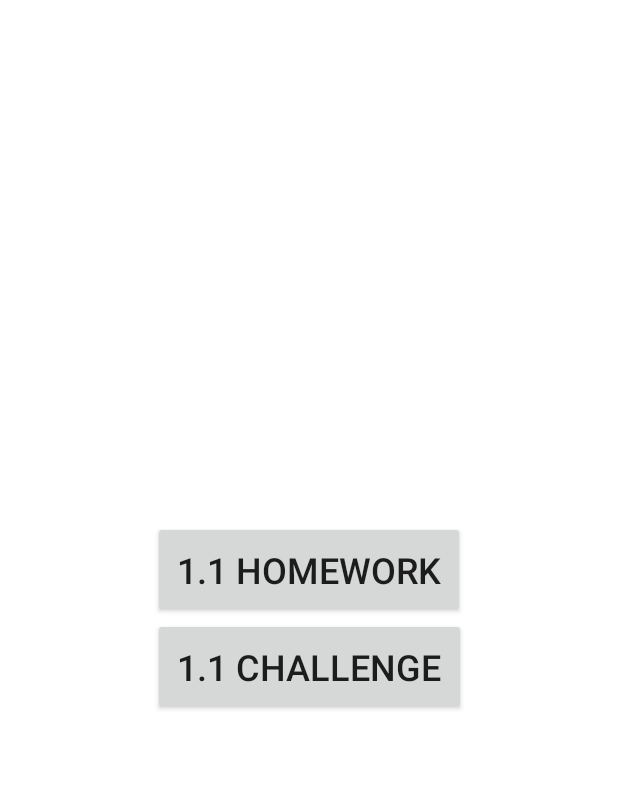
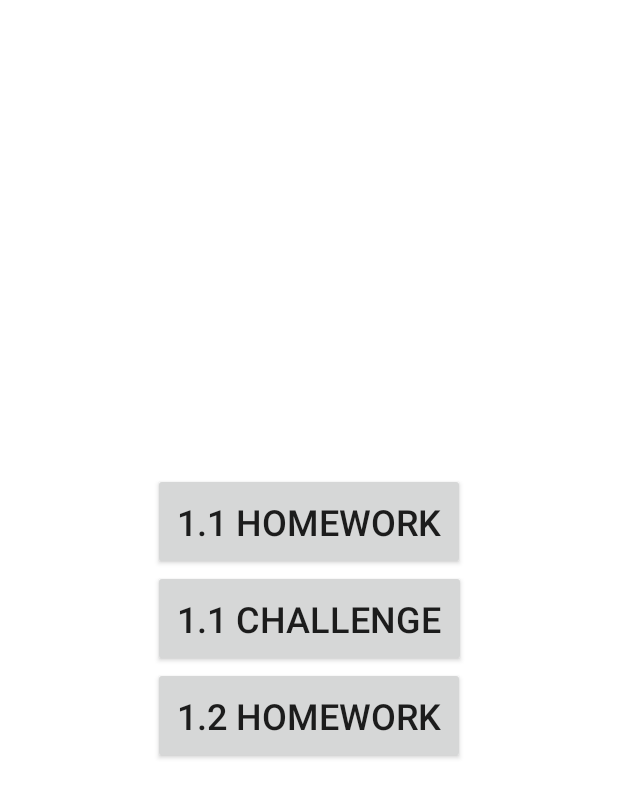
Before and after one commit to kggm0116/aston_intensiv_2, an Android app: the screen it shows after launch (LauncherActivity), on a phone screen of 412 x 824 dp. Shown: the top 798 px of the screen. Run offline under Robolectric (Android 15) with nearby library versions, the phone set to English and light mode, and no system bars.

Commit message:
Completed Task 1.2.

```diff
--- a/application/src/main/java/ru/kggm/launcher/LauncherActivity.kt
+++ b/application/src/main/java/ru/kggm/launcher/LauncherActivity.kt
@@ -6,6 +6,7 @@ import android.os.Bundle
 import ru.kggm.helloworld.HelloWorldActivity
 import ru.kggm.launcher.databinding.ActivityLauncherBinding
 import ru.kggm.happybirthday.HappyBirthdayActivity
+import ru.kggm.hellotoast.HelloToastActivity
 
 class LauncherActivity : AppCompatActivity() {
     private lateinit var binding: ActivityLauncherBinding
@@ -24,6 +25,9 @@ class LauncherActivity : AppCompatActivity() {
         binding.task11ChallengeButton.setOnClickListener {
             startActivity(Intent(this, HappyBirthdayActivity::class.java))
         }
+        binding.task12HomeworkButton.setOnClickListener {
+            startActivity(Intent(this, HelloToastActivity::class.java))
+        }
     }
 
 
--- a/application/src/main/res/layout/activity_launcher.xml
+++ b/application/src/main/res/layout/activity_launcher.xml
@@ -20,9 +20,18 @@
         android:id="@+id/task_1_1_challenge_button"
         style="@style/launcher_button_style"
         android:text="@string/task_1_1_challenge_text"
-        app:layout_constraintBottom_toBottomOf="parent"
+        app:layout_constraintBottom_toTopOf="@id/task_1_2_homework_button"
         app:layout_constraintEnd_toEndOf="parent"
         app:layout_constraintStart_toStartOf="parent"
         app:layout_constraintTop_toBottomOf="@id/task_1_1_homework_button" />
 
+    <androidx.appcompat.widget.AppCompatButton
+        android:id="@+id/task_1_2_homework_button"
+        style="@style/launcher_button_style"
+        android:text="@string/task_1_2_homework_text"
+        app:layout_constraintBottom_toBottomOf="parent"
+        app:layout_constraintEnd_toEndOf="parent"
+        app:layout_constraintStart_toStartOf="parent"
+        app:layout_constraintTop_toBottomOf="@id/task_1_1_challenge_button" />
+
 </androidx.constraintlayout.widget.ConstraintLayout>
--- a/application/src/main/res/values/strings.xml
+++ b/application/src/main/res/values/strings.xml
@@ -2,4 +2,5 @@
     <string name="app_name">Aston Task 2</string>
     <string name="task_1_1_homework_text">1.1 Homework</string>
     <string name="task_1_1_challenge_text">1.1 Challenge</string>
+    <string name="task_1_2_homework_text">1.2 Homework</string>
 </resources>
```
Also changed, not shown: application/src/main/AndroidManifest.xml (+3 -7 lines), application/src/main/java/ru/kggm/hellotoast/ActivityHelloToast.kt (deleted, +0 -15 lines), application/src/main/java/ru/kggm/hellotoast/HelloToastActivity.kt (added, +55 -0 lines), application/src/main/res/layout/activity_hello_toast.xml (+38 -1 lines), application/src/main/res/values/strings_helloworld.xml (added, +7 -0 lines), application/src/main/res/values/strings_happybirthday.xml (renamed from application/src/main/res/values/happybirthday_strings.xml), 1 other file.
